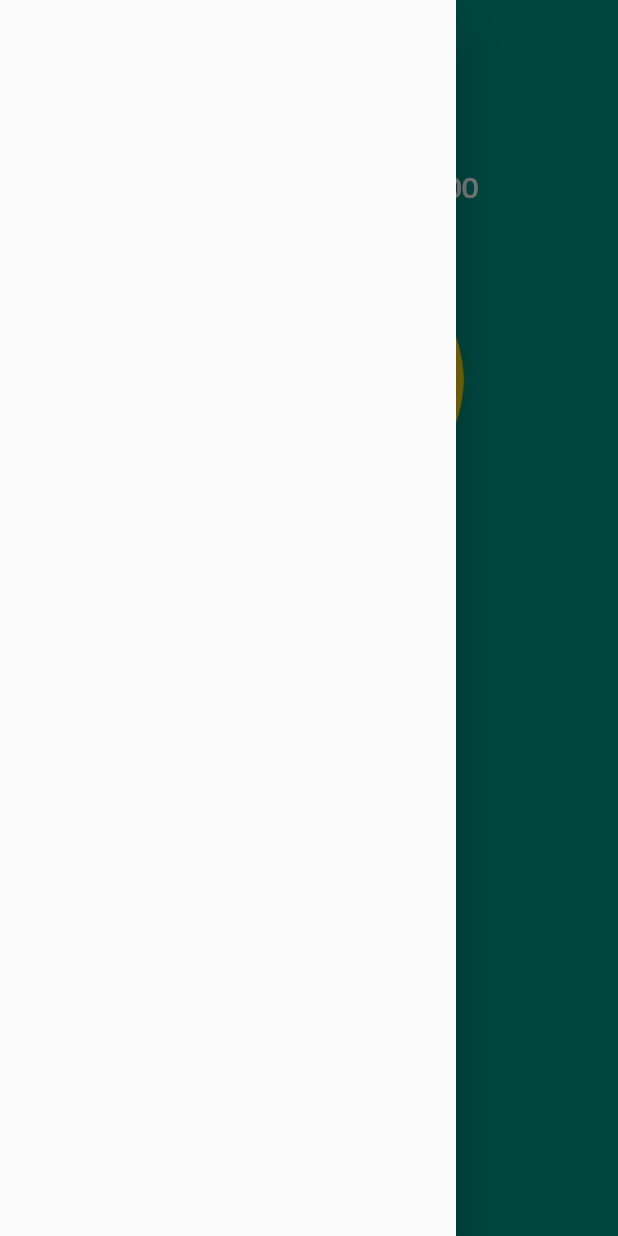
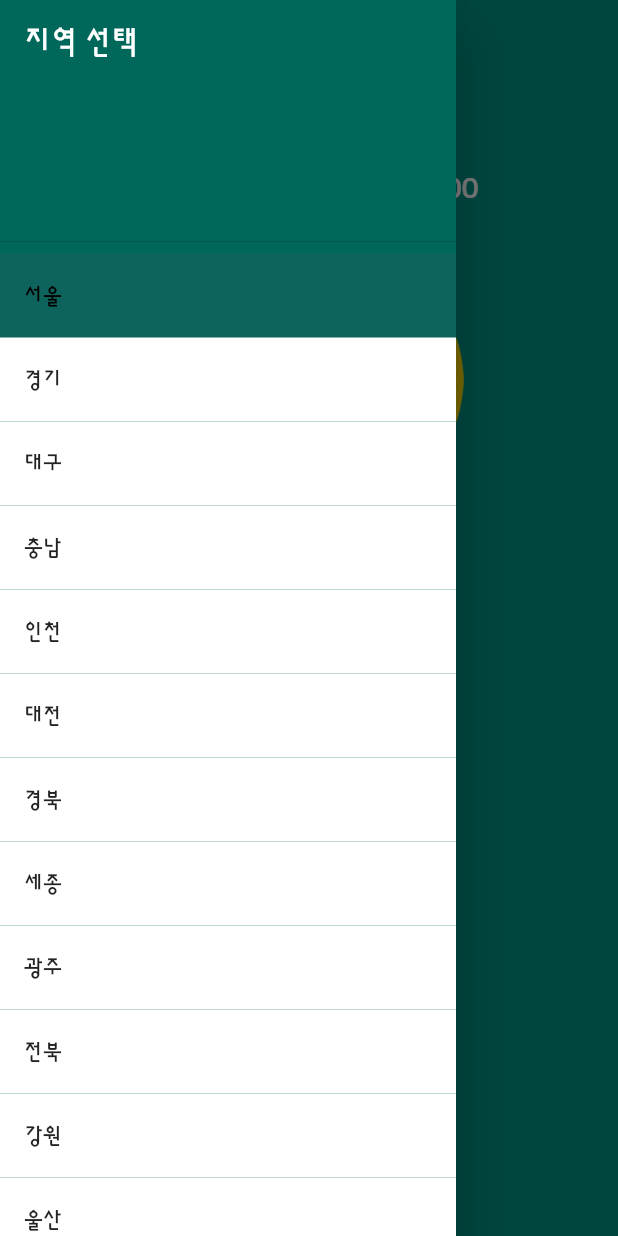
Before and after one commit to rookedsysc/Flutter-Study, a Flutter app: the screen it shows after launch, with the side drawer open, on a phone screen of 412 x 824 dp. Run offline on Flutter 3.47's test engine with Material 2 defaults, Android fonts, the phone set to English and light mode, and no system bars; our stand-ins replace date_time_picker, drift, geolocator, get_it, google_maps_flutter, image_picker and 4 more; missing offline and left inert: agora_rtc_engine; accounts and stored records are empty; generated files the repository leaves out were written again.

Commit message:
Feat : ListTile을 이용해서 Button 만들기 +Spread oprator

```diff
--- /dev/null
+++ b/Project/dust_today/lib/component/main_drawer.dart
@@ -0,0 +1,56 @@
+import 'package:dust_today/const/color.dart';
+import 'package:flutter/material.dart';
+
+const regions = [
+  '서울',
+  '경기',
+  '대구',
+  '충남',
+  '인천',
+  '대전',
+  '경북',
+  '세종',
+  '광주',
+  '전북',
+  '강원',
+  '울산',
+  '전남',
+  '부산',
+  '제주',
+  '충북',
+  '경남',
+];
+
+class MainDrawer extends StatelessWidget {
+  const MainDrawer ({super.key});
+
+  @override
+  Widget build(BuildContext context) {
+    return Drawer(
+      backgroundColor: darkColor,
+      child: ListView(
+        children: [
+          DrawerHeader(
+            child: Text(
+              '지역 선택',
+              style: TextStyle(color: Colors.white, fontSize: 20.0),
+            ),
+          ),
+          // Collection 형태의 ListTile을 Spread Oprator를 활용해서 넣어줌
+          ...regions
+              .map(
+                (e) => ListTile(
+                  tileColor: Colors.white, // 타일 색상
+                  selectedTileColor: lightColor, // 선택된 타일 색상
+                  selectedColor: Colors.black, // 선택 했을 때 색상
+                  selected: e == '서울',
+                  onTap: () {},
+                  title: Text(e),
+                ),
+              )
+              .toList(),
+        ],
+      ),
+    );
+  }
+}
--- a/Project/dust_today/lib/screen/home_screen.dart
+++ b/Project/dust_today/lib/screen/home_screen.dart
@@ -1,4 +1,5 @@
 import 'package:dust_today/component/main_app_bar.dart';
+import 'package:dust_today/component/main_drawer.dart';
 import 'package:dust_today/const/color.dart';
 import 'package:dust_today/const/custom_font.dart';
 import 'package:flutter/material.dart';
@@ -12,7 +13,7 @@ class HomeScreen extends StatelessWidget {
   Widget build(BuildContext context) {
     return Scaffold(
       // Scaffold 안에 넣어주기만 하면 자동으로 넣어줌
-      drawer: Drawer(),
+      drawer: MainDrawer(),
       backgroundColor: primaryColor,
       body: CustomScrollView(
         slivers: [
```
Also changed, not shown: 1 other file.
